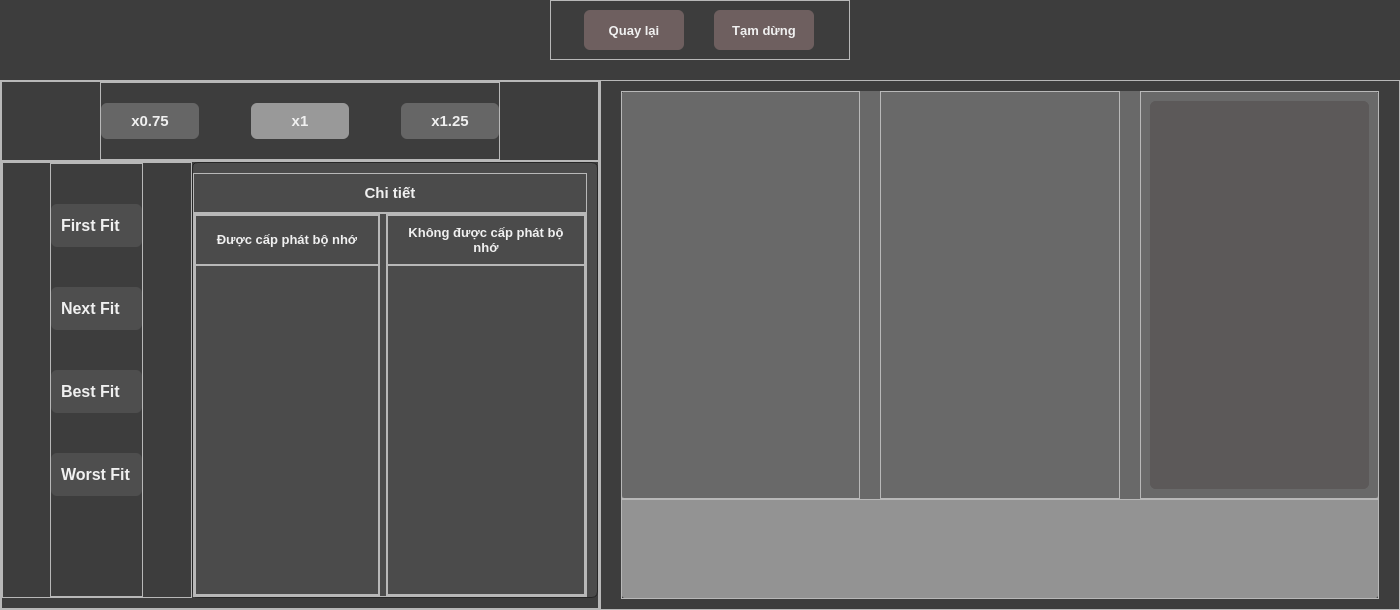
Qt form Views/DemoFrame.ui (dait17/Simulating-RAM-MAP) before a commit.
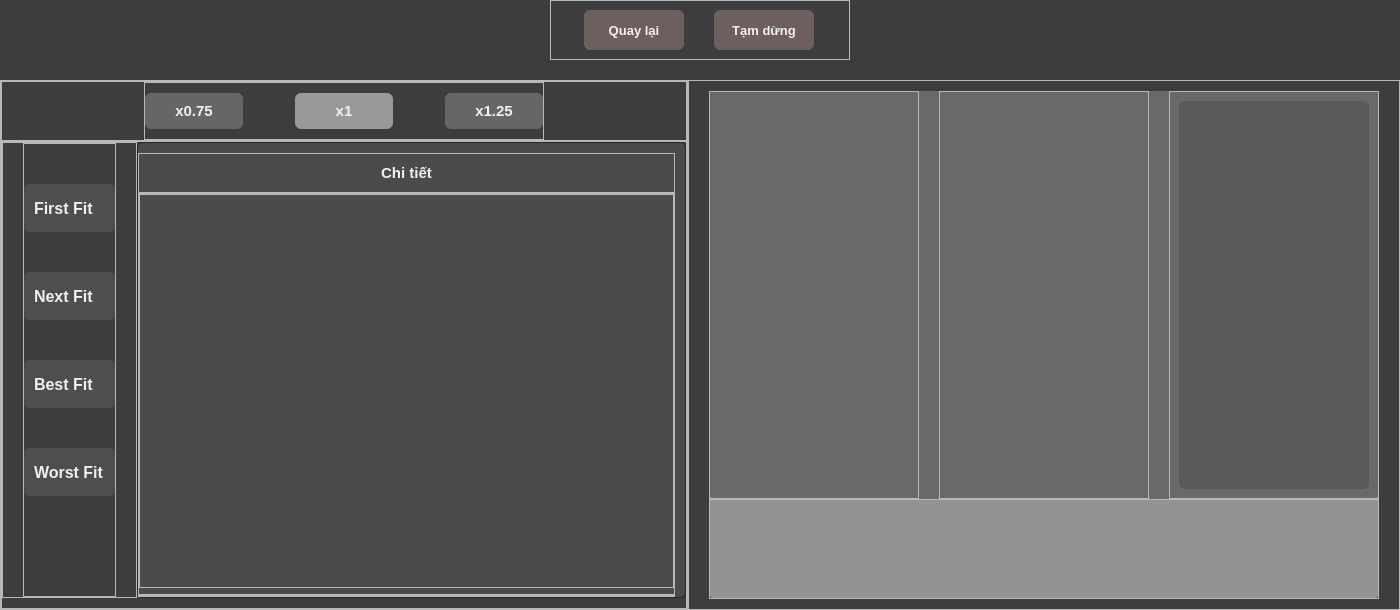
The same form after that commit.

```diff
--- a/Views/DemoFrame.ui
+++ b/Views/DemoFrame.ui
@@ -65,7 +65,7 @@
 	background-color: #4e4e4e;
 }
 
-#ramScrollArea, #ramBar_w, #tempScrollArea, #tempBar_w, #bottomScrollArea, #bottomBar_w {
+#ramScrollArea, #ramBar_w, #tempScrollArea, #tempBar_w, #bottomScrollArea, #bottomBar_w, #fragmentOVBar, #processOVBar, #processOVScroll, #fragmentScroll {
 	background-color: rgba(255,255,255,0);
 	border-radius: 6px;
 }
@@ -75,6 +75,11 @@
 	border-radius: 6px;
 }
 
+QScrollBar::vertical {
+	background : lightgrey; 
+	width: 4px;
+}
+
 </string>
   </property>
   <layout class="QVBoxLayout" name="verticalLayout">
@@ -650,7 +655,7 @@
                     <property name="frameShadow">
                      <enum>QFrame::Raised</enum>
                     </property>
-                    <layout class="QHBoxLayout" name="horizontalLayout_7">
+                    <layout class="QVBoxLayout" name="verticalLayout_9">
                      <property name="spacing">
                       <number>0</number>
                      </property>
@@ -694,7 +699,7 @@
                     <property name="frameShadow">
                      <enum>QFrame::Raised</enum>
                     </property>
-                    <layout class="QHBoxLayout" name="horizontalLayout_8">
+                    <layout class="QVBoxLayout" name="verticalLayout_8">
                      <property name="leftMargin">
                       <number>0</number>
                      </property>
@@ -707,104 +712,14 @@
                      <property name="bottomMargin">
                       <number>0</number>
                      </property>
-                     <item>
-                      <widget class="QFrame" name="frame_12">
-                       <property name="frameShape">
-                        <enum>QFrame::StyledPanel</enum>
-                       </property>
-                       <property name="frameShadow">
-                        <enum>QFrame::Raised</enum>
-                       </property>
-                       <layout class="QVBoxLayout" name="verticalLayout_7">
-                        <property name="spacing">
-                         <number>0</number>
-                        </property>
-                        <property name="leftMargin">
-                         <number>0</number>
-                        </property>
-                        <property name="topMargin">
-                         <number>0</number>
-                        </property>
-                        <property name="rightMargin">
-                         <number>0</number>
-                        </property>
-                        <property name="bottomMargin">
-                         <number>0</number>
-                        </property>
-                        <item>
-                         <widget class="QFrame" name="detailLeftTitle_fr">
-                          <property name="minimumSize">
-                           <size>
-                            <width>0</width>
-                            <height>50</height>
-                           </size>
-                          </property>
-                          <property name="maximumSize">
-                           <size>
-                            <width>16777215</width>
-                            <height>50</height>
-                           </size>
-                          </property>
-                          <property name="frameShape">
-                           <enum>QFrame::StyledPanel</enum>
-                          </property>
-                          <property name="frameShadow">
-                           <enum>QFrame::Raised</enum>
-                          </property>
-                          <layout class="QVBoxLayout" name="verticalLayout_8">
-                           <property name="spacing">
-                            <number>0</number>
-                           </property>
-                           <property name="leftMargin">
-                            <number>20</number>
-                           </property>
-                           <property name="topMargin">
-                            <number>0</number>
-                           </property>
-                           <property name="rightMargin">
-                            <number>20</number>
-                           </property>
-                           <property name="bottomMargin">
-                            <number>0</number>
-                           </property>
-                           <item alignment="Qt::AlignVCenter">
-                            <widget class="QLabel" name="label_6">
-                             <property name="font">
-                              <font>
-                               <pointsize>10</pointsize>
-                               <weight>62</weight>
-                               <bold>true</bold>
-                              </font>
-                             </property>
-                             <property name="text">
-                              <string>Được cấp phát bộ nhớ</string>
-                             </property>
-                             <property name="alignment">
-                              <set>Qt::AlignHCenter|Qt::AlignTop</set>
-                             </property>
-                             <property name="wordWrap">
-                              <bool>true</bool>
-                             </property>
-                            </widget>
-                           </item>
-                          </layout>
-                         </widget>
-                        </item>
-                        <item>
-                         <widget class="QFrame" name="frame_15">
-                          <property name="frameShape">
-                           <enum>QFrame::StyledPanel</enum>
-                          </property>
-                          <property name="frameShadow">
-                           <enum>QFrame::Raised</enum>
-                          </property>
-                         </widget>
-                        </item>
-                       </layout>
-                      </widget>
-                     </item>
                      <item>
                       <widget class="QFrame" name="frame_13">
+                       <property name="minimumSize">
+                        <size>
+                         <width>0</width>
+                         <height>0</height>
+                        </size>
+                       </property>
                        <property name="frameShape">
                         <enum>QFrame::StyledPanel</enum>
                        </property>
@@ -828,74 +743,63 @@
                          <number>0</number>
                         </property>
                         <item>
-                         <widget class="QFrame" name="detailLeftTitle_fr_2">
-                          <property name="minimumSize">
-                           <size>
-                            <width>0</width>
-                            <height>50</height>
-                           </size>
+                         <widget class="QScrollArea" name="processOVScroll">
+                          <property name="widgetResizable">
+                           <bool>true</bool>
                           </property>
-                          <property name="maximumSize">
-                           <size>
-                            <width>16777215</width>
-                            <height>50</height>
-                           </size>
+                          <property name="alignment">
+                           <set>Qt::AlignLeading|Qt::AlignLeft|Qt::AlignTop</set>
                           </property>
-                          <property name="frameShape">
-                           <enum>QFrame::StyledPanel</enum>
-                          </property>
-                          <property name="frameShadow">
-                           <enum>QFrame::Raised</enum>
-                          </property>
-                          <layout class="QVBoxLayout" name="verticalLayout_9">
-                           <property name="spacing">
-                            <number>0</number>
+                          <widget class="QWidget" name="processOVBar">
+                           <property name="geometry">
+                            <rect>
+                             <x>0</x>
+                             <y>0</y>
+                             <width>512</width>
+                             <height>392</height>
+                            </rect>
                            </property>
-                           <property name="leftMargin">
-                            <number>20</number>
-                           </property>
-                           <property name="topMargin">
-                            <number>0</number>
-                           </property>
-                           <property name="rightMargin">
-                            <number>20</number>
-                           </property>
-                           <property name="bottomMargin">
-                            <number>0</number>
-                           </property>
-                           <item alignment="Qt::AlignVCenter">
-                            <widget class="QLabel" name="label_7">
-                             <property name="font">
-                              <font>
-                               <pointsize>10</pointsize>
-                               <weight>62</weight>
-                               <bold>true</bold>
-                              </font>
-                             </property>
-                             <property name="text">
-                              <string>Không được cấp phát bộ nhớ</string>
-                             </property>
-                             <property name="alignment">
-                              <set>Qt::AlignHCenter|Qt::AlignTop</set>
-                             </property>
-                             <property name="wordWrap">
-                              <bool>true</bool>
-                             </property>
-                            </widget>
-                           </item>
-                          </layout>
+                           <layout class="QVBoxLayout" name="processOVBar_lo">
+                            <property name="leftMargin">
+                             <number>12</number>
+                            </property>
+                            <property name="topMargin">
+                             <number>6</number>
+                            </property>
+                            <property name="rightMargin">
+                             <number>12</number>
+                            </property>
+                           </layout>
+                          </widget>
                          </widget>
                         </item>
-                        <item>
-                         <widget class="QFrame" name="frame_16">
-                          <property name="frameShape">
-                           <enum>QFrame::StyledPanel</enum>
-                          </property>
-                          <property name="frameShadow">
-                           <enum>QFrame::Raised</enum>
-                          </property>
-                         </widget>
-                        </item>
+                       </layout>
+                      </widget>
+                     </item>
+                     <item>
+                      <widget class="QFrame" name="frame_12">
+                       <property name="frameShape">
+                        <enum>QFrame::StyledPanel</enum>
+                       </property>
+                       <property name="frameShadow">
+                        <enum>QFrame::Raised</enum>
+                       </property>
+                       <layout class="QVBoxLayout" name="verticalLayout_7">
+                        <property name="spacing">
+                         <number>0</number>
+                        </property>
+                        <property name="leftMargin">
+                         <number>0</number>
+                        </property>
+                        <property name="topMargin">
+                         <number>0</number>
+                        </property>
+                        <property name="rightMargin">
+                         <number>0</number>
+                        </property>
+                        <property name="bottomMargin">
+                         <number>0</number>
+                        </property>
                        </layout>
                       </widget>
                      </item>
@@ -1041,7 +945,7 @@
                          <rect>
                           <x>0</x>
                           <y>0</y>
-                          <width>197</width>
+                          <width>168</width>
                           <height>386</height>
                          </rect>
                         </property>
@@ -1099,7 +1003,7 @@
                          <rect>
                           <x>0</x>
                           <y>0</y>
-                          <width>220</width>
+                          <width>190</width>
                           <height>388</height>
                          </rect>
                         </property>
@@ -1157,7 +1061,7 @@
                          <rect>
                           <x>0</x>
                           <y>0</y>
-                          <width>219</width>
+                          <width>190</width>
                           <height>388</height>
                          </rect>
                         </property>
@@ -1233,7 +1137,7 @@
                       <rect>
                        <x>0</x>
                        <y>0</y>
-                       <width>756</width>
+                       <width>668</width>
                        <height>98</height>
                       </rect>
                      </property>
```
